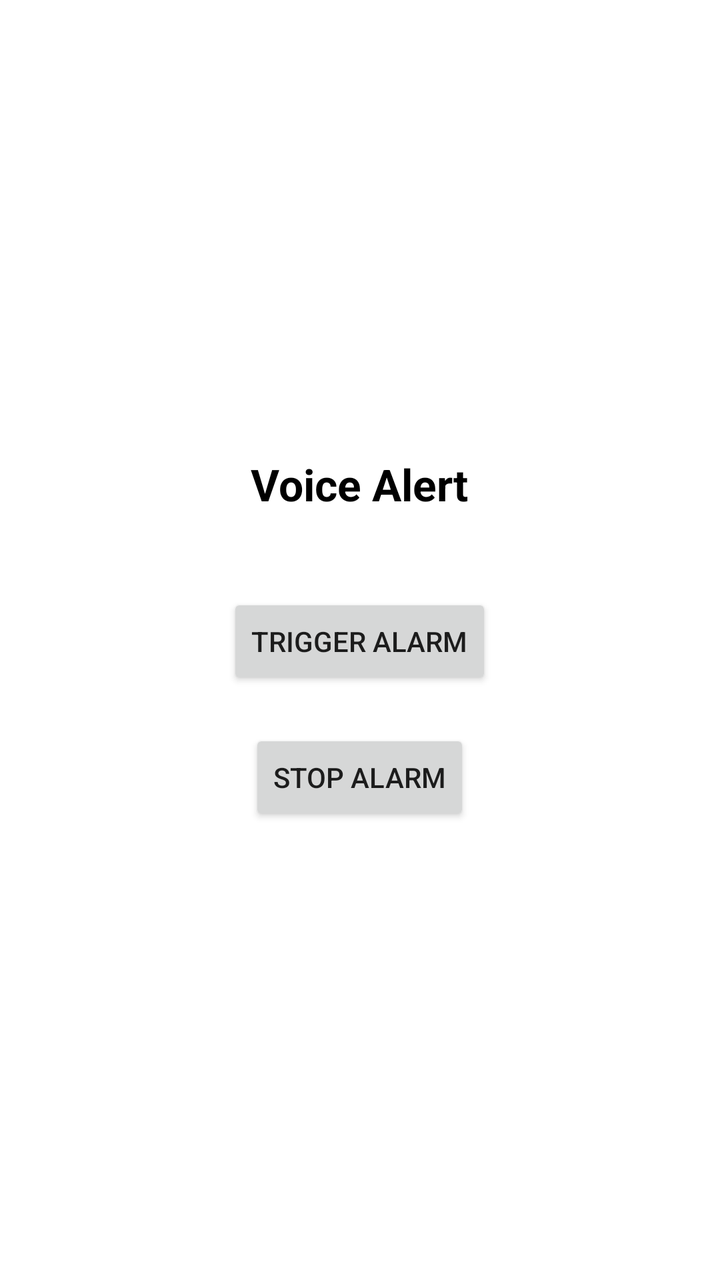
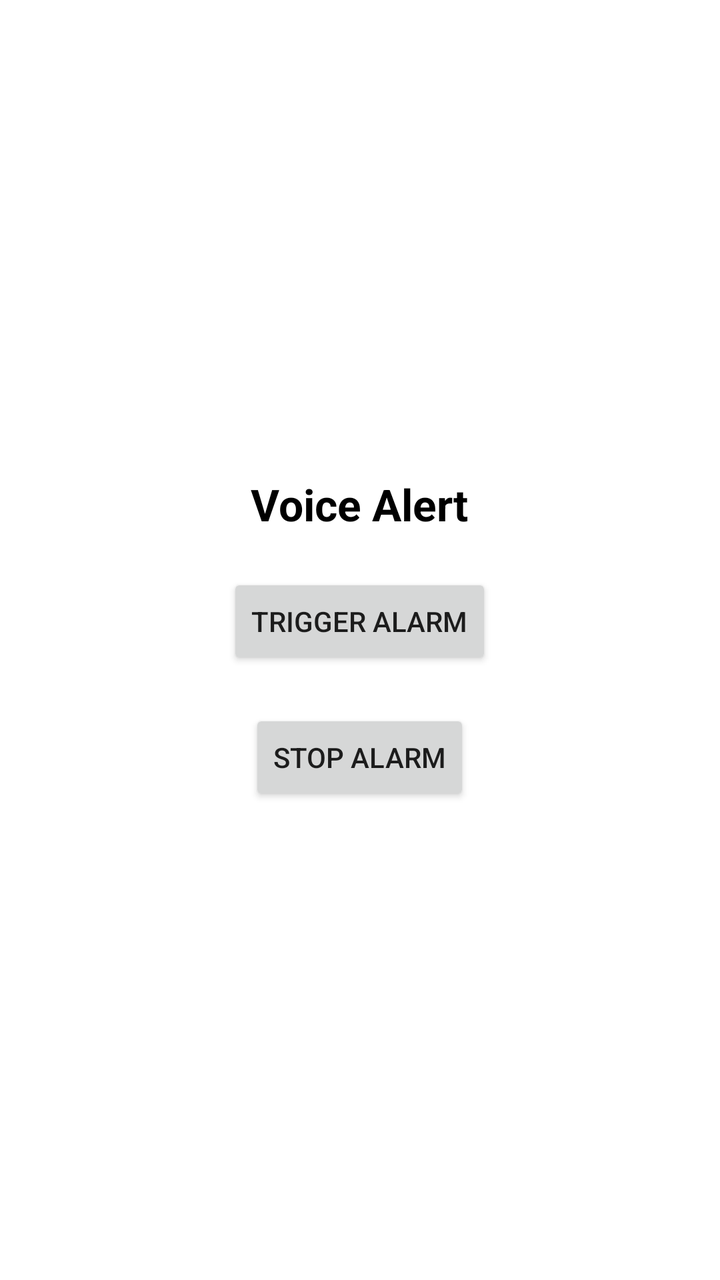

Compare the two renders of this Android layout. The source of the first and the diff that turns it into the second are given below.
<!-- AndroidManifest.xml: application theme Theme.Wsafety -->
<!-- res/layout/activity_voice_msg_ringer.xml -->
<?xml version="1.0" encoding="utf-8"?>
<LinearLayout xmlns:android="http://schemas.android.com/apk/res/android"
    xmlns:app="http://schemas.android.com/apk/res-auto"
    xmlns:tools="http://schemas.android.com/tools"
    android:layout_width="match_parent"
    android:layout_height="match_parent"
    android:orientation="vertical"
    android:gravity="center"
    android:padding="20dp"
    tools:context=".VoiceAlertActivity">

    <TextView
        android:id="@+id/tvVoiceAlertTitle"
        android:layout_width="wrap_content"
        android:layout_height="wrap_content"
        android:text="Voice Alert"
        android:textSize="22sp"
        android:textStyle="bold"
        android:paddingBottom="20dp"
        android:textColor="@android:color/black" />

    <Button
        android:id="@+id/btnTriggerVoiceAlert"
        android:layout_width="wrap_content"
        android:layout_height="wrap_content"
        android:text="Trigger Alarm"
        android:layout_marginTop="20dp"
        android:layout_gravity="center" />

    <Button
        android:id="@+id/btnStopAlarm"
        android:layout_width="wrap_content"
        android:layout_height="wrap_content"
        android:text="Stop Alarm"
        android:layout_marginTop="20dp"
        android:layout_gravity="center" />


</LinearLayout>
<!-- resources referenced by this layout -->
<resources>
  <style name="Theme.Wsafety" parent="Theme.MaterialComponents.Light.NoActionBar">
          
          <item name="colorPrimary">@color/purple_500</item>
          <item name="colorPrimaryVariant">@color/purple_700</item>
          <item name="colorOnPrimary">@color/white</item>
          
          <item name="colorSecondary">@color/teal_200</item>
          <item name="colorSecondaryVariant">@color/teal_700</item>
          <item name="colorOnSecondary">@color/black</item>
          
          <item name="android:statusBarColor" tools:targetApi="l">?attr/colorPrimaryVariant</item>
          
  
          <item name="android:windowFullscreen">true</item>
      </style>
  <color name="purple_500">#FF6200EE</color>
  <color name="purple_700">#FF3700B3</color>
  <color name="white">#FFFFFFFF</color>
  <color name="teal_200">#FF03DAC5</color>
  <color name="teal_700">#FF018786</color>
  <color name="black">#FF000000</color>
</resources>

<!-- the commit's change to res/layout/activity_voice_msg_ringer.xml (unified diff, before → after) -->
@@ -1,13 +1,10 @@
 <?xml version="1.0" encoding="utf-8"?>
 <LinearLayout xmlns:android="http://schemas.android.com/apk/res/android"
-    xmlns:app="http://schemas.android.com/apk/res-auto"
-    xmlns:tools="http://schemas.android.com/tools"
     android:layout_width="match_parent"
     android:layout_height="match_parent"
     android:orientation="vertical"
     android:gravity="center"
-    android:padding="20dp"
-    tools:context=".VoiceAlertActivity">
+    android:padding="20dp">
 
     <TextView
         android:id="@+id/tvVoiceAlertTitle"
@@ -16,24 +13,20 @@
         android:text="Voice Alert"
         android:textSize="22sp"
         android:textStyle="bold"
-        android:paddingBottom="20dp"
-        android:textColor="@android:color/black" />
+        android:textColor="@android:color/black"
+        android:layout_marginBottom="20dp"/>
 
     <Button
         android:id="@+id/btnTriggerVoiceAlert"
         android:layout_width="wrap_content"
         android:layout_height="wrap_content"
-        android:text="Trigger Alarm"
-        android:layout_marginTop="20dp"
-        android:layout_gravity="center" />
+        android:text="Trigger Alarm"/>
 
     <Button
         android:id="@+id/btnStopAlarm"
         android:layout_width="wrap_content"
         android:layout_height="wrap_content"
         android:text="Stop Alarm"
-        android:layout_marginTop="20dp"
-        android:layout_gravity="center" />
-
+        android:layout_marginTop="20dp"/>
 
 </LinearLayout>
